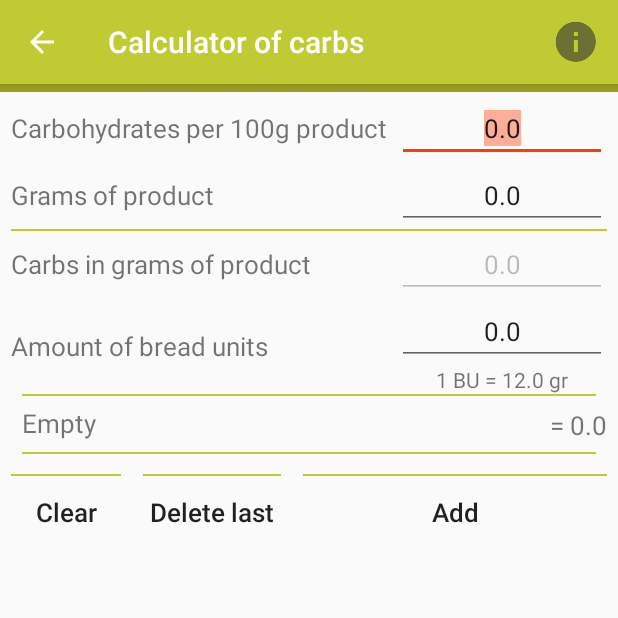
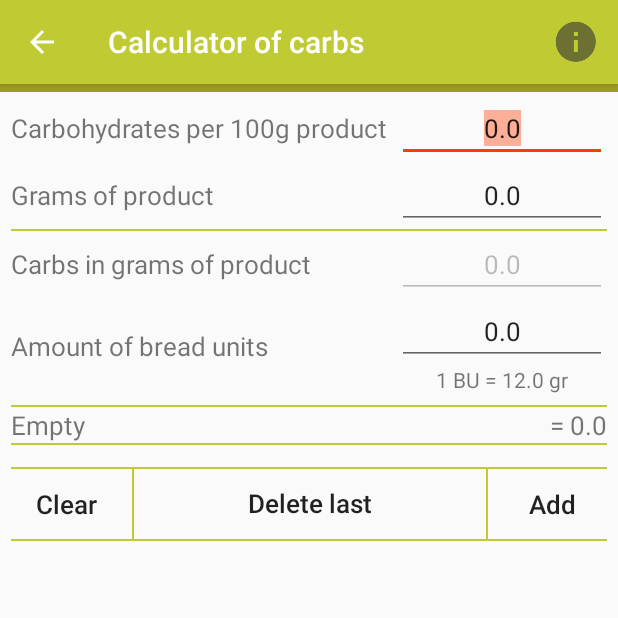
Before and after one commit to yakovbenalex/BloodSugarMonitoring, an Android app: the MainActivity screen opened directly, with no data from a screen before it, after a tap on "Carbs calculator", on a phone screen of 412 x 824 dp, the top half of it. Run offline under Robolectric (Android 15) with nearby library versions, the phone set to English and light mode, and no system bars.

Commit message:
version 0.06 test3 fix some bugs in calc carbs

```diff
--- a/app/src/main/AndroidManifest.xml
+++ b/app/src/main/AndroidManifest.xml
@@ -70,7 +70,7 @@
             android:screenOrientation="portrait" />
         <activity
             android:name="com.example.jason.EveryGlic.InfoActivity"
-            android:label="@string/useful_articles"
+            android:label="@string/helpful"
             android:parentActivityName=".MainActivity"
             android:screenOrientation="portrait" />
     </application>
--- a/app/src/main/java/com/example/jason/EveryGlic/CalculatorCarbsActivity.java
+++ b/app/src/main/java/com/example/jason/EveryGlic/CalculatorCarbsActivity.java
@@ -5,6 +5,7 @@ import android.os.Bundle;
 import android.support.v7.app.AppCompatActivity;
 import android.text.Editable;
 import android.text.TextWatcher;
+import android.text.method.ScrollingMovementMethod;
 import android.util.Log;
 import android.view.Menu;
 import android.view.View;
@@ -19,6 +20,7 @@ import java.util.Calendar;
 import static com.example.jason.EveryGlic.MyWorks.createInfoItemInActionBar;
 import static com.example.jason.EveryGlic.MyWorks.getStringNumberWithAccuracy;
 import static com.example.jason.EveryGlic.MyWorks.isEmpty;
+import static com.example.jason.EveryGlic.MyWorks.scrollToBottomOfTextView;
 import static com.example.jason.EveryGlic.PreferencesActivity.AMOUNT_CARBS_IN_BREAD_UNIT_DEFAULT;
 import static com.example.jason.EveryGlic.PreferencesActivity.KEY_PREFS;
 import static com.example.jason.EveryGlic.PreferencesActivity.KEY_PREFS_AMOUNT_CARBS_IN_BREAD_UNIT;
@@ -77,11 +79,11 @@ public class CalculatorCarbsActivity extends AppCompatActivity implements View.O
     protected void onCreate(Bundle savedInstanceState) {
         super.onCreate(savedInstanceState);
         setContentView(R.layout.activity_calculator_carbs);
-        Log.d(TAG, "CalculatorCarbsActivity, onCreate: ");
+//        Log.d(TAG, "CalculatorCarbsActivity, onCreate: ");
 
         // find views on screen by id
         etGramsOfProduct = findViewById(R.id.etGramsInProduct);
-        etCarbsIn100GramsOfProduct = findViewById(R.id.etCarbsInProduct);
+        etCarbsIn100GramsOfProduct = findViewById(R.id.etCarbsIn100GramsOfProduct);
         etCarbsInGramsOfProduct = findViewById(R.id.etCarbsInGramsOfProduct);
         etAmountBreadUnits = findViewById(R.id.etAmountBreadUnits);
 
@@ -330,8 +332,14 @@ public class CalculatorCarbsActivity extends AppCompatActivity implements View.O
                 stackSum += stackForCalc.get(i);
             }
             tvStackSum.setText(String.valueOf(stackSum));
-            Log.d(TAG, "CalculatorCarbsActivity, stackGet: " + stackForCalc.get(stackForCalc.size() - 1));
+//            Log.d(TAG, "CalculatorCarbsActivity, stackGet: " + stackForCalc.get(stackForCalc.size() - 1));
         }
+    }
+
+    @Override
+    public boolean onCreateOptionsMenu(Menu menu) {
+        createInfoItemInActionBar(menu);
+        return super.onCreateOptionsMenu(menu);
     }
 
     @Override
@@ -349,11 +357,10 @@ public class CalculatorCarbsActivity extends AppCompatActivity implements View.O
                 }
 
                 saveStackHistoryState();
-                /* Later this place for save stack to history
-                *
-                *
-                *
-                * */
+                tvStack.scrollTo(0, 0);
+
+//                qwe = 1;
+//                tvStack.setText("");
                 break;
 
             // remove last value from stack
@@ -361,13 +368,15 @@ public class CalculatorCarbsActivity extends AppCompatActivity implements View.O
                 if (!stackForCalc.isEmpty()) {
                     // subtract last stack value from stack sum
                     stackSum -= stackForCalc.get(stackForCalc.size() - 1);
-                    tvStackSum.setText(getStringNumberWithAccuracy(String.valueOf(stackSum), 1, '.', false));
+
+                    strTemp = "= " + getStringNumberWithAccuracy(String.valueOf(stackSum), 1, '.', false);
+                    tvStackSum.setText(strTemp);
 
                     // remove last value in stack's textView
                     if (stackForCalc.size() == 1) {
                         tvStack.setText(R.string.empty);
                         tvStackSum.setText("= 0.0");
-                        Toast.makeText(this, "All value deleted."
+                        Toast.makeText(this, R.string.all_value_deleted
                                 , Toast.LENGTH_SHORT).show();
                     } else {
                         String stackCurState = tvStack.getText().toString();
@@ -381,6 +390,11 @@ public class CalculatorCarbsActivity extends AppCompatActivity implements View.O
                     // remove last stack's value from ArrayList
                     stackForCalc.remove(stackForCalc.size() - 1);
                 }
+
+                scrollToBottomOfTextView(tvStack);
+
+//                tvStack.append(" + " + qwe);
+//                qwe++;
 
                 break;
 
@@ -419,11 +433,22 @@ public class CalculatorCarbsActivity extends AppCompatActivity implements View.O
                         }
                     }
                 } else {
-                    Toast.makeText(this, "Field Amount of bread units should not be empty."
+                    Toast.makeText(this
+                            , "Field Amount of bread units should not be empty."
                             , Toast.LENGTH_SHORT).show();
                 }
 
-                myLog("btnAddToStack");
+                /*// for scrollable textView
+                tvStack.setMovementMethod(new ScrollingMovementMethod());*/
+
+                scrollToBottomOfTextView(tvStack);
+
+                /*tvStack.setText("");
+                for (int i = 0; i < 21; i++) {
+                    tvStack.append(i + " + ");
+                }*/
+
+//                myLog("btnAddToStack");
                 break;
 
             default:
@@ -431,19 +456,10 @@ public class CalculatorCarbsActivity extends AppCompatActivity implements View.O
         }
     }
 
-    // my logs for stack
-    public void myLog(String caller) {
-        if (!stackForCalc.isEmpty()) {
-            Log.d(TAG, "\n" + caller + "\nsize(): " + stackForCalc.size() + "\nisEmpty(): "
-                    + stackForCalc.isEmpty()
-                    + "\nlast stack value: " + stackForCalc.get(stackForCalc.size() - 1));
-        }
-    }
-
     @Override
     protected void onResume() {
         super.onResume();
-        Log.d(TAG, "CalculatorCarbsActivity, onResume: ");
+//        Log.d(TAG, "CalculatorCarbsActivity, onResume: ");
 
         // get shared preferences for Calc Carbs
         SharedPreferences sharedPrefState = getSharedPreferences(
@@ -465,7 +481,7 @@ public class CalculatorCarbsActivity extends AppCompatActivity implements View.O
             String[] stackArr = stack.split(" ");
             stackSum = 0.0f;
 
-            Log.d(TAG, stack + "\n");
+//            Log.d(TAG, stack + "\n");
 
             // check on empty stack history
             if (stack.equals(STACK_DEFAULT_EMPTY_VALUE)) {
@@ -486,8 +502,13 @@ public class CalculatorCarbsActivity extends AppCompatActivity implements View.O
             e.printStackTrace();
         }
 
-        myLog("btnAddToStack");
+//        myLog("btnAddToStack");
         etCarbsIn100GramsOfProduct.requestFocus();
+
+        // for scrollable textView
+        tvStack.setMovementMethod(new ScrollingMovementMethod());
+        // scroll to end of tvStack textView
+        scrollToBottomOfTextView(tvStack);
     }
 
     @Override
@@ -538,15 +559,18 @@ public class CalculatorCarbsActivity extends AppCompatActivity implements View.O
         sharedPrefStateEditor.apply();
     }
 
-    @Override
-    public boolean onCreateOptionsMenu(Menu menu) {
-        createInfoItemInActionBar(menu);
-        return super.onCreateOptionsMenu(menu);
-    }
-
     // for save fields values
     @Override
     protected void onSaveInstanceState(Bundle outState) {
         super.onSaveInstanceState(outState);
     }
+
+    // my logs for stack
+    public void myLog(String caller) {
+        if (!stackForCalc.isEmpty()) {
+            Log.d(TAG, "\n" + caller + "\nsize(): " + stackForCalc.size() + "\nisEmpty(): "
+                    + stackForCalc.isEmpty()
+                    + "\nlast stack value: " + stackForCalc.get(stackForCalc.size() - 1));
+        }
+    }
 }
--- a/app/src/main/java/com/example/jason/EveryGlic/MainActivity.java
+++ b/app/src/main/java/com/example/jason/EveryGlic/MainActivity.java
@@ -5,10 +5,7 @@ import android.content.Intent;
 import android.content.SharedPreferences;
 import android.database.Cursor;
 import android.database.sqlite.SQLiteDatabase;
-import android.os.Build;
 import android.os.Bundle;
-import android.support.annotation.RequiresApi;
-import android.support.v7.app.ActionBar;
 import android.support.v7.app.AlertDialog;
 import android.support.v7.app.AppCompatActivity;
 import android.util.Log;
@@ -56,9 +53,6 @@ public class MainActivity extends AppCompatActivity implements View.OnClickListe
     DBHelper dbHelper;
     private static final String TAG = "myLog";
 
-    ActionBar tb;
-
-    @RequiresApi(api = Build.VERSION_CODES.LOLLIPOP)
     @Override
     protected void onCreate(Bundle savedInstanceState) {
         super.onCreate(savedInstanceState);
@@ -99,49 +93,6 @@ public class MainActivity extends AppCompatActivity implements View.OnClickListe
 
         dbHelper = new DBHelper(this);
         dbHelper.getDatabaseName().isEmpty();
-    }
-
-    @Override
-    protected void onResume() {
-        loadPreferences();
-        load3LastRecords();
-        super.onResume();
-    }
-
-    @Override
-    public void onClick(View view) {
-        switch (view.getId()) {
-            case R.id.btnCalculatorCarbs:
-                Intent intentCalculatorCarbsActivity = new Intent(this, CalculatorCarbsActivity.class);
-                startActivity(intentCalculatorCarbsActivity);
-                break;
-
-            case R.id.btnAddMeasurement:
-                Intent intentAddMeasurementActivity = new Intent(this, AddOrChangeMeasurementActivity.class);
-                startActivity(intentAddMeasurementActivity);
-                /*Intent intent = new Intent(Intent.ACTION_VIEW);
-                intent.setData(Uri.parse("http://mail.ru"));
-                startActivity(intent);*/
-                break;
-
-            case R.id.btnMeasurements:
-                Intent intentMeasurementsActivity = new Intent(this, MeasurementsActivity.class);
-                startActivity(intentMeasurementsActivity);
-                break;
-
-            case R.id.btnStatistics:
-                Intent intentStatisticsActivity = new Intent(this, StatisticsActivity.class);
-                startActivity(intentStatisticsActivity);
-                break;
-
-            case R.id.btnInfo:
-                Intent intentInfoActivity = new Intent(this, InfoActivity.class);
-                startActivity(intentInfoActivity);
-                break;
-
-            default:
-                break;
-        }
     }
 
     @Override
@@ -186,9 +137,57 @@ public class MainActivity extends AppCompatActivity implements View.OnClickListe
             default:
                 break;
         }*/
-        Log.d(TAG, "onOptionsItemSelected: " + getApplicationContext());
-        parseMenuItemMain(MainActivity.this, "MainActivity", item);
+        parseMenuItemMain(this, item);
+
         return super.onOptionsItemSelected(item);
+    }
+
+    @Override
+    public void onClick(View view) {
+        switch (view.getId()) {
+            case R.id.btnAddMeasurement:
+                /*Intent intentAddMeasurementActivity = new Intent(this, AddOrChangeMeasurementActivity.class);
+                startActivity(intentAddMeasurementActivity);*/
+
+                /*Intent intent = new Intent(Intent.ACTION_VIEW);
+                intent.setData(Uri.parse("http://mail.ru"));
+                startActivity(intent);*/
+
+
+                Log.d(TAG, "onCreate: ");
+
+                break;
+
+            case R.id.btnCalculatorCarbs:
+                Intent intentCalculatorCarbsActivity = new Intent(this, CalculatorCarbsActivity.class);
+                startActivity(intentCalculatorCarbsActivity);
+                break;
+
+            case R.id.btnMeasurements:
+                Intent intentMeasurementsActivity = new Intent(this, MeasurementsActivity.class);
+                startActivity(intentMeasurementsActivity);
+                break;
+
+            case R.id.btnStatistics:
+                Intent intentStatisticsActivity = new Intent(this, StatisticsActivity.class);
+                startActivity(intentStatisticsActivity);
+                break;
+
+            case R.id.btnInfo:
+                Intent intentInfoActivity = new Intent(this, InfoActivity.class);
+                startActivity(intentInfoActivity);
+                break;
+
+            default:
+                break;
+        }
+    }
+
+    @Override
+    protected void onResume() {
+        loadPreferences();
+        load3LastRecords();
+        super.onResume();
     }
 
     // load 3 last records for MainActivity
--- a/app/src/main/java/com/example/jason/EveryGlic/MyWorks.java
+++ b/app/src/main/java/com/example/jason/EveryGlic/MyWorks.java
@@ -7,6 +7,7 @@ import android.util.Log;
 import android.view.Menu;
 import android.view.MenuItem;
 import android.widget.EditText;
+import android.widget.TextView;
 import android.widget.Toast;
 
 import java.math.BigDecimal;
@@ -77,7 +78,7 @@ class MyWorks {
     }
 
     // for parse menu item on ActionBar (all items)
-    static boolean parseMenuItemMain(Context context, String calledActivityName, MenuItem item) {
+    static boolean parseMenuItemMain(Context context, MenuItem item) {
         switch (item.getItemId()) {
             case R.id.action_settings:
                 Intent intentPreferencesActivity = new Intent(context, PreferencesActivity.class);
@@ -86,7 +87,8 @@ class MyWorks {
 
             case R.id.action_info:
                 Toast.makeText(context, "Test", Toast.LENGTH_SHORT).show();
-                switch (calledActivityName){
+                // for identify called activity
+                switch (context.getClass().getSimpleName()) {
                     case "MainActivity":
                         Toast.makeText(context, "MainActivity", Toast.LENGTH_SHORT).show();
                         break;
@@ -121,6 +123,17 @@ class MyWorks {
         return true;
     }
 
+    // scroll to bottom of textView
+    static void scrollToBottomOfTextView(final TextView tv) {
+        tv.post(new Runnable() {
+            public void run() {
+                if (tv.getLineCount() > tv.getMaxLines()) {
+                    tv.scrollTo(0, tv.getLineHeight() * (tv.getLineCount() - tv.getMaxLines()) + 2);
+                }
+            }
+        });
+    }
+
     // for parse menu item on ActionBar (info item only)
     static boolean createInfoItemInActionBar(Menu menu) {
         menu.add(Menu.NONE, IDM_INFO, Menu.NONE, R.string.info)
--- a/app/src/main/java/com/example/jason/EveryGlic/PreferencesActivity.java
+++ b/app/src/main/java/com/example/jason/EveryGlic/PreferencesActivity.java
@@ -636,7 +636,6 @@ public class PreferencesActivity extends AppCompatActivity implements View.OnCli
         btnSavePreferences.setEnabled(setEnabledBtnSavePreferences);
     }
 
-
     // set hints for editTexts
     public void setEditTextsHints(boolean unitBloodSugarMmol) {
         if (unitBloodSugarMmol) {
--- a/app/src/main/res/layout/activity_calculator_carbs.xml
+++ b/app/src/main/res/layout/activity_calculator_carbs.xml
@@ -35,11 +35,11 @@
                     android:layout_height="wrap_content"
                     android:layout_alignParentStart="true"
                     android:layout_centerVertical="true"
-                    android:layout_toStartOf="@+id/etCarbsInProduct"
+                    android:layout_toStartOf="@+id/etCarbsIn100GramsOfProduct"
                     android:text="@string/carbohydrates_per_100g_product" />
 
                 <EditText
-                    android:id="@+id/etCarbsInProduct"
+                    android:id="@+id/etCarbsIn100GramsOfProduct"
                     android:layout_width="wrap_content"
                     android:layout_height="wrap_content"
                     android:layout_alignParentEnd="true"
@@ -50,6 +50,7 @@
                     android:maxLength="5"
                     android:selectAllOnFocus="true"
                     android:textAlignment="center" />
+
             </RelativeLayout>
 
             <RelativeLayout
@@ -153,19 +154,18 @@
                     android:layout_below="@+id/etAmountBreadUnits"
                     android:textAlignment="center"
                     android:textSize="@dimen/textSizeCaption" />
+
             </RelativeLayout>
-
 
             <RelativeLayout
                 android:layout_width="match_parent"
-                android:layout_height="match_parent">
+                android:layout_height="match_parent"
+                android:layout_marginTop="@dimen/activity_item_padding">
 
                 <View
                     android:id="@+id/view1"
                     android:layout_width="match_parent"
                     android:layout_height="1dip"
-                    android:layout_marginLeft="@dimen/activity_item_padding"
-                    android:layout_marginRight="@dimen/activity_item_padding"
                     android:background="@color/colorPrimary" />
 
                 <TextView
@@ -173,12 +173,12 @@
                     android:layout_width="wrap_content"
                     android:layout_height="wrap_content"
                     android:layout_alignStart="@+id/view1"
+                    android:layout_below="@+id/view1"
                     android:layout_toStartOf="@+id/tvStackSum"
-                    android:paddingBottom="7dp"
+                    android:maxLines="3"
                     android:paddingRight="@dimen/activity_item_padding"
-                    android:paddingTop="7dp"
-                    android:text="Empty"
-                    android:textAlignment="textStart" />
+                    android:scrollbars="vertical"
+                    android:text="@string/empty" />
 
                 <TextView
                     android:id="@+id/tvStackSum"
@@ -186,9 +186,7 @@
                     android:layout_height="wrap_content"
                     android:layout_alignParentEnd="true"
                     android:layout_below="@+id/view1"
-                    android:paddingBottom="7dp"
-                    android:paddingTop="7dp"
-                    android:text="0.0"
+                    android:text="@string/_nul"
                     android:textAlignment="textStart" />
 
                 <View
@@ -196,25 +194,21 @@
                     android:layout_width="match_parent"
                     android:layout_height="1dip"
                     android:layout_below="@+id/tvStack"
-                    android:layout_marginLeft="@dimen/activity_item_padding"
-                    android:layout_marginRight="@dimen/activity_item_padding"
                     android:background="@color/colorPrimary" />
 
             </RelativeLayout>
-
         </LinearLayout>
-
     </ScrollView>
 
-    <!--android:layout_alignStart="@+id/etAmountBreadUnits"-->
-    <!--android:layout_below="@+id/etAmountBreadUnits"-->
+    <RelativeLayout
+        android:layout_width="wrap_content"
+        android:layout_height="wrap_content"
+        android:layout_below="@id/scrollView1">
+
         <View
-        android:id="@+id/viewBtn1"
+            android:id="@+id/viewStackBtnsUp"
             android:layout_width="match_parent"
-        android:layout_height="1dip"
-        android:layout_above="@id/btnClearStack"
-        android:layout_alignEnd="@id/btnClearStack"
-        android:layout_alignStart="@id/btnClearStack"
+            android:layout_height="1dp"
             android:layout_marginLeft="@dimen/activity_item_padding"
             android:layout_marginRight="@dimen/activity_item_padding"
             android:background="@color/colorPrimary" />
@@ -223,48 +217,54 @@
             android:id="@+id/btnClearStack"
             android:layout_width="wrap_content"
             android:layout_height="wrap_content"
+            android:layout_above="@+id/viewStackBtnsDown"
             android:layout_alignParentStart="true"
-        android:layout_below="@+id/scrollView1"
-        android:text="Clear" />
+            android:layout_below="@+id/viewStackBtnsUp"
+            android:text="@string/clear" />
 
         <View
-        android:id="@+id/viewBtn2"
-        android:layout_width="match_parent"
-        android:layout_height="1dip"
-        android:layout_above="@id/btnDeleteLastInStack"
-        android:layout_alignEnd="@id/btnDeleteLastInStack"
-        android:layout_alignStart="@id/btnDeleteLastInStack"
-        android:layout_marginLeft="@dimen/activity_item_padding"
-        android:layout_marginRight="@dimen/activity_item_padding"
+            android:id="@+id/viewBtn1ClearStack"
+            android:layout_width="1dip"
+            android:layout_height="wrap_content"
+            android:layout_above="@+id/viewStackBtnsDown"
+            android:layout_alignParentTop="true"
+            android:layout_toEndOf="@+id/btnClearStack"
             android:background="@color/colorPrimary" />
 
         <Button
             android:id="@+id/btnDeleteLastInStack"
             android:layout_width="wrap_content"
             android:layout_height="wrap_content"
-        android:layout_below="@+id/scrollView1"
-        android:layout_toEndOf="@+id/btnClearStack"
-        android:text="Delete last" />
+            android:layout_toEndOf="@+id/viewBtn1ClearStack"
+            android:layout_toStartOf="@+id/btnAddToStack"
+            android:text="@string/delete_last" />
 
         <View
-        android:id="@+id/viewBtn3"
-        android:layout_width="match_parent"
-        android:layout_height="1dip"
-        android:layout_above="@id/btnAddToStack"
-        android:layout_alignEnd="@id/btnAddToStack"
-        android:layout_alignStart="@id/btnAddToStack"
-        android:layout_marginLeft="@dimen/activity_item_padding"
-        android:layout_marginRight="@dimen/activity_item_padding"
+            android:id="@+id/viewBtn2ClearStack"
+            android:layout_width="1dip"
+            android:layout_height="wrap_content"
+            android:layout_above="@+id/viewStackBtnsDown"
+            android:layout_alignParentTop="true"
+            android:layout_toEndOf="@+id/btnDeleteLastInStack"
             android:background="@color/colorPrimary" />
 
         <Button
             android:id="@+id/btnAddToStack"
             android:layout_width="wrap_content"
             android:layout_height="wrap_content"
-        android:layout_alignBaseline="@+id/btnDeleteLastInStack"
-        android:layout_alignBottom="@+id/btnDeleteLastInStack"
+            android:layout_above="@+id/viewStackBtnsDown"
             android:layout_alignParentEnd="true"
-        android:layout_toEndOf="@+id/btnDeleteLastInStack"
-        android:text="Add" />
+            android:layout_below="@+id/viewStackBtnsUp"
+            android:text="@string/add" />
+
+        <View
+            android:id="@+id/viewStackBtnsDown"
+            android:layout_width="match_parent"
+            android:layout_height="1dp"
+            android:layout_below="@+id/btnDeleteLastInStack"
+            android:layout_marginLeft="@dimen/activity_item_padding"
+            android:layout_marginRight="@dimen/activity_item_padding"
+            android:background="@color/colorPrimary" />
 
     </RelativeLayout>
+</RelativeLayout>
--- a/app/src/main/res/layout/activity_main.xml
+++ b/app/src/main/res/layout/activity_main.xml
@@ -175,7 +175,7 @@
                     android:layout_height="wrap_content"
                     android:layout_weight="1"
                     android:drawableTop="@mipmap/ic_btn_info"
-                    android:text="@string/useful_articles" />
+                    android:text="@string/helpful" />
             </TableRow>
         </TableLayout>
     </RelativeLayout>
--- a/app/src/main/res/values/strings.xml
+++ b/app/src/main/res/values/strings.xml
@@ -76,7 +76,7 @@
     <string name="exit_are_you_sure">Exit: Are you sure?</string>
     <string name="confirm">Confirm</string>
     <string name="click_the_back_button_again_to_cancel_the_agreement">Click the back button again to cancel the agreement!</string>
-    <string name="useful_articles">Useful articles</string>
+    <string name="helpful">Helpful</string>
     <string name="dws_sut">Sut</string>
     <string name="dws_sun">Sun</string>
     <string name="dws_mon">Mon</string>
@@ -122,5 +122,8 @@
     <string name="backup">Backup</string>
     <string name="empty">Empty</string>
     <string name="info">Info</string>
+    <string name="clear">Clear</string>
+    <string name="delete_last">Delete last</string>
+    <string name="all_value_deleted">All value deleted.</string>
 
 </resources>
```
Also changed, not shown: app/src/main/java/com/example/jason/EveryGlic/AddOrChangeMeasurementActivity.java (+5 -3 lines), 1 other file. Lines whose indentation alone changed are shown as unchanged.
